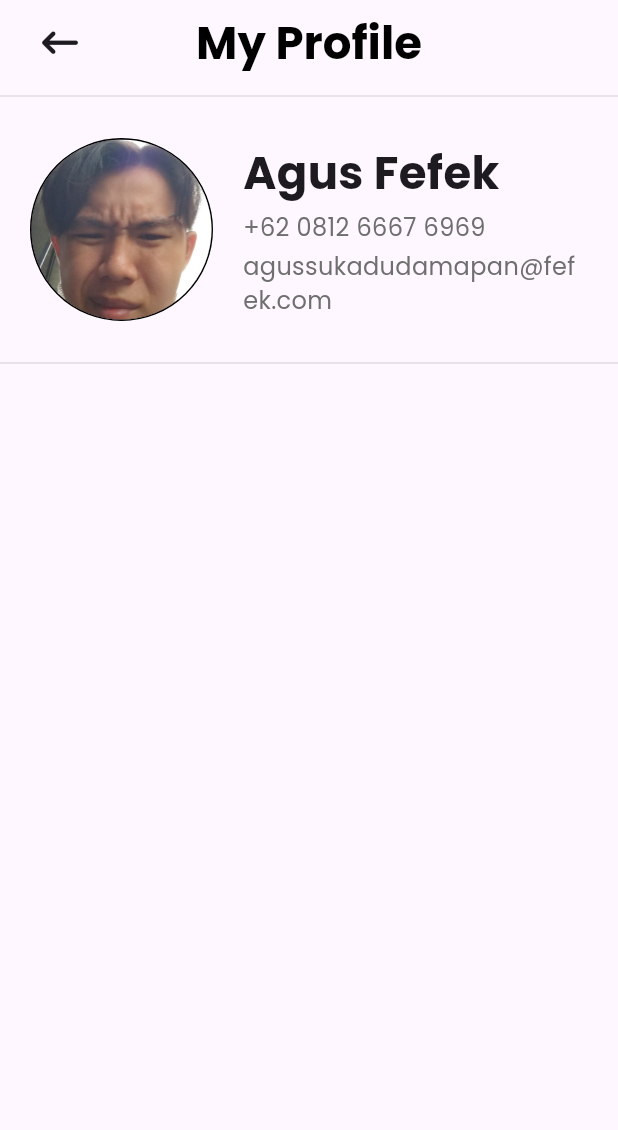
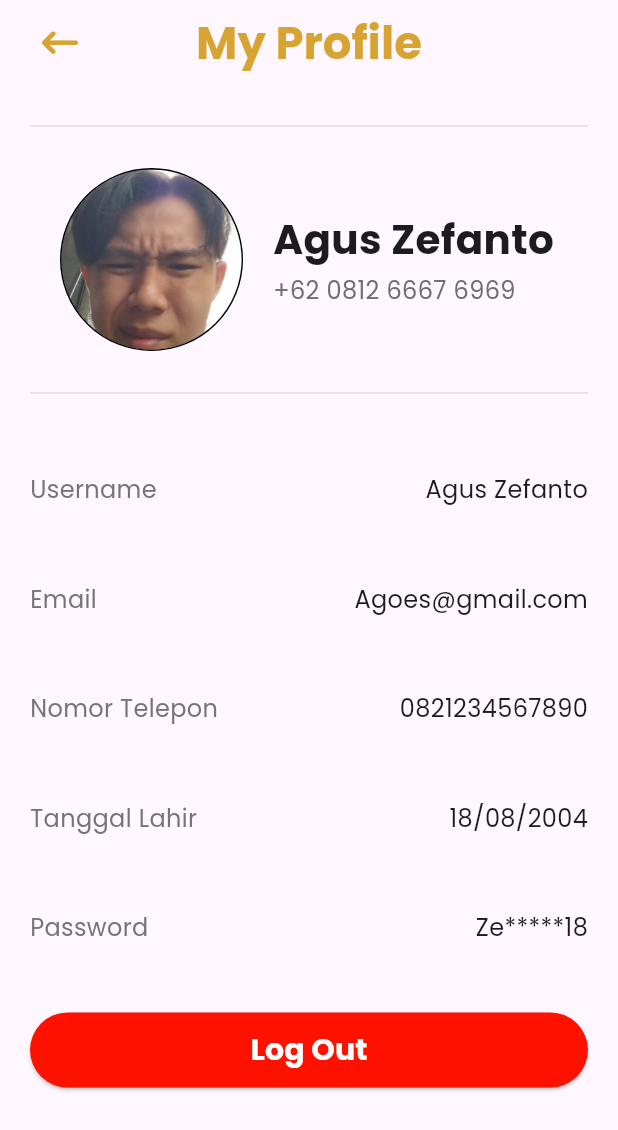
Before and after one commit to ChenCiaLiang/2_D_Bioskop, a Flutter app: the profileScreen screen opened directly, on a phone screen of 412 x 824 dp. Shown: the top 1130 px of the screen. Run offline on Flutter 3.47's test engine with Material 3 defaults, Android fonts, the light colour scheme and no system bars; our stand-ins replace font_awesome_flutter, get, google_nav_bar.

Commit message:
update profile

```diff
--- a/tubez/lib/screens/profile.dart
+++ b/tubez/lib/screens/profile.dart
@@ -1,14 +1,22 @@
 import 'package:flutter/material.dart';
 import 'package:font_awesome_flutter/font_awesome_flutter.dart';
+import 'package:tubez/screens/login.dart';
 
 class profileScreen extends StatefulWidget {
-  const profileScreen({super.key});
+  const profileScreen({Key? key}) : super(key: key);
 
   @override
   State<profileScreen> createState() => _profileScreenState();
 }
 
 class _profileScreenState extends State<profileScreen> {
+  bool _isEditing = false;
+  String _name = 'Agus Zefanto';
+  String _email = 'Agoes@gmail.com';
+  String _noTelp = '0821234567890';
+  String _dateBirth = '18/08/2004';
+  String _password = 'Ze*****18';
+
   @override
   Widget build(BuildContext context) {
     return Scaffold(
@@ -17,7 +25,7 @@ class _profileScreenState extends State<profileScreen> {
           onPressed: () {
             Navigator.pop(context);
           },
-          icon: const Icon(FontAwesomeIcons.arrowLeftLong),
+          icon: const Icon(FontAwesomeIcons.arrowLeftLong, color: Color.fromARGB(205, 205, 144, 3)),
         ),
         leadingWidth: 80,
         title: const Text(
@@ -25,11 +33,13 @@ class _profileScreenState extends State<profileScreen> {
           style: TextStyle(
               fontWeight: FontWeight.bold,
               fontSize: 30,
-              color: Color.fromARGB(255, 0, 0, 0)),
+              color: Color.fromARGB(205, 205, 144, 3)),
         ),
         centerTitle: true,
       ),
-      body: Column(
+      body: SingleChildScrollView(
+        padding: EdgeInsets.all(20),
+        child: Column(
           children: [
             const Divider(
               thickness: 1,
@@ -65,10 +75,10 @@ class _profileScreenState extends State<profileScreen> {
                       crossAxisAlignment: CrossAxisAlignment.start,
                       children: [
                         Text(
-                        'Agus Fefek',
+                          'Agus Zefanto',
                           style: TextStyle(
                             fontWeight: FontWeight.bold,
-                          fontSize: 30,
+                            fontSize: 27,
                           ),
                         ),
                         SizedBox(
@@ -80,15 +90,6 @@ class _profileScreenState extends State<profileScreen> {
                               fontSize: 16,
                               color: Color.fromARGB(255, 111, 111, 111)),
                         ),
-                      SizedBox(
-                        height: 3,
-                      ),
-                      Text(
-                        'agussukadudamapan@fefek.com',
-                        style: TextStyle(
-                            fontSize: 16,
-                            color: Color.fromARGB(255, 111, 111, 111)),
-                      )
                       ],
                     ),
                   ),
@@ -105,22 +106,73 @@ class _profileScreenState extends State<profileScreen> {
             const SizedBox(
               height: 20,
             ),
+            _buildProfileInfo("Username", _name, _isEditing, (value) {
+              setState(() {
+                _name = value;
+              });
+            }),
+            _buildProfileInfo("Email", _email, _isEditing, (value) {
+              setState(() {
+                _email = value;
+              });
+            }),
+            _buildProfileInfo("Nomor Telepon", _noTelp, _isEditing, (value) {
+              setState(() {
+                _noTelp = value;
+              });
+            }),
+            _buildProfileInfo("Tanggal Lahir", _dateBirth, _isEditing, (value) {
+              setState(() {
+                _dateBirth = value;
+              });
+            }),
+            _buildProfileInfo("Password", _password, _isEditing, (value) {
+              setState(() {
+                _password = value;
+              });
+            }),
+            const SizedBox(
+              height: 20,
+            ),
+            ElevatedButton(
+              onPressed: () {
+                Navigator.push(
+                    context,
+                    MaterialPageRoute(
+                        builder: (context) => const LoginScreen()));
+              },
+              style: ElevatedButton.styleFrom(
+                backgroundColor: const Color.fromARGB(255, 255, 17, 0),
+                minimumSize: Size(double.infinity, 50),
+              ),
+              child: const Text("Log Out",
+                style: TextStyle(
+                  fontSize: 20,
+                  fontWeight: FontWeight.bold,
+                  color: Color.fromARGB(255, 255, 255, 255))),
+            ),
+          ],
+        ),
+      ),
+    );
+  }
+
+  Widget _buildProfileInfo(String label, String value, bool isEditing, Function(String) onChanged) {
+    return Container(
+      margin: EdgeInsets.symmetric(vertical: 25),
+      child: Row(
+        mainAxisAlignment: MainAxisAlignment.spaceBetween,
+        children: [
+          Text(label, style: TextStyle(fontSize: 16, color: Colors.grey[600])),
+          isEditing
+              ? TextField(
+                  controller: TextEditingController(text: value),
+                  onChanged: onChanged,
+                  style: TextStyle(fontSize: 16),
+                )
+              : Text(value, style: TextStyle(fontSize: 16)),
         ],
       ),
     );
   }
 }
-
-class BuildButton extends StatelessWidget {
-  final Image iconImage;
-  const BuildButton({super.key, required this.iconImage});
-  @override
-  Widget build(BuildContext context) {
-    var mediaQuery = MediaQuery.of(context).size;
-    return SizedBox(
-      height: mediaQuery.height * 0.06,
-      width: mediaQuery.width * 0.16,
-      child: iconImage,
-    );
-  }
-}
```
Lines whose indentation alone changed are shown as unchanged.
